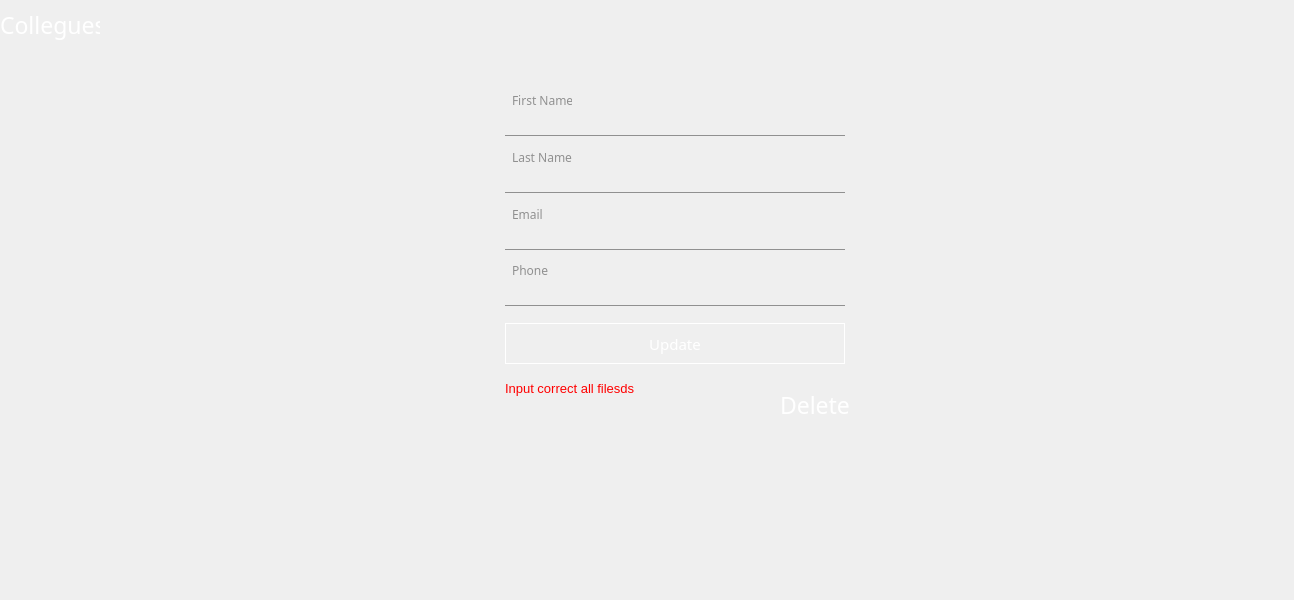
This is Views/Colleagues/UpdateCollegueView.ui in oleksandrmelnychenko/noltapp as Qt 5 draws it before an edit. The edited form follows.
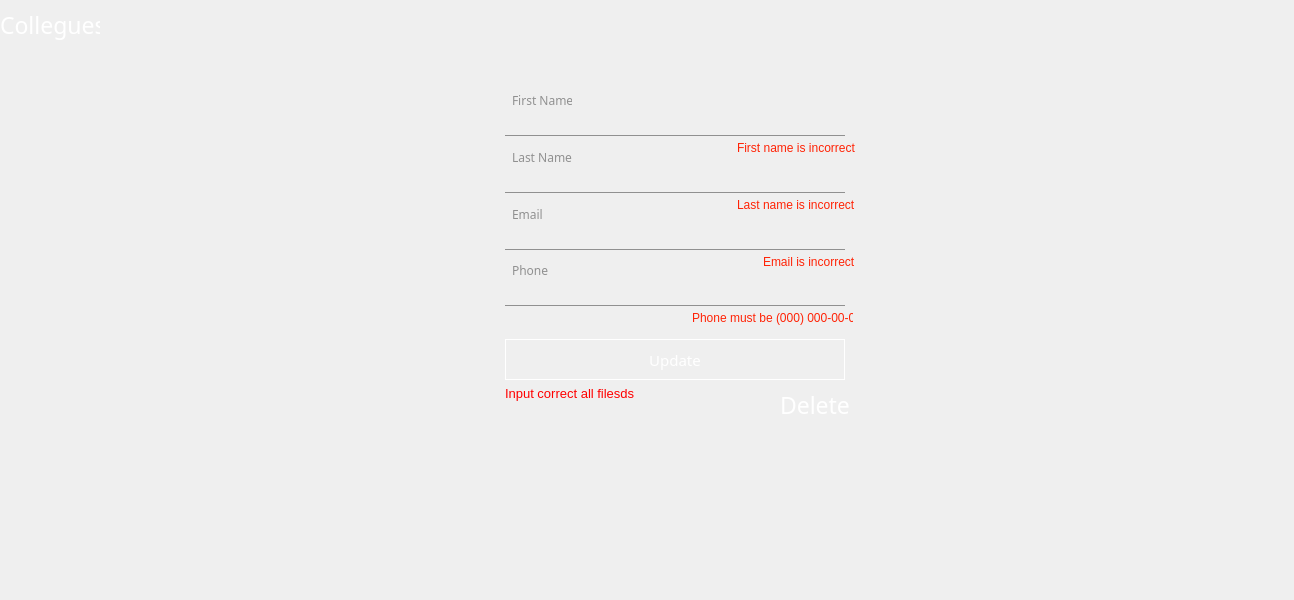
This is the edited form. Custom widgets are drawn as their Qt base class.

Commit message: Add validation message on fileds on Update colleague view

Diff of the .ui file:
```diff
--- a/Views/Colleagues/UpdateCollegueView.ui
+++ b/Views/Colleagues/UpdateCollegueView.ui
@@ -250,7 +250,7 @@
     <property name="geometry">
      <rect>
       <x>505</x>
-      <y>323</y>
+      <y>339</y>
       <width>340</width>
       <height>41</height>
      </rect>
@@ -308,7 +308,7 @@
     <property name="geometry">
      <rect>
       <x>505</x>
-      <y>380</y>
+      <y>385</y>
       <width>151</width>
       <height>16</height>
      </rect>
@@ -327,6 +327,94 @@
      <string>Input correct all filesds</string>
     </property>
    </widget>
+   <widget class="QLabel" name="lblIncorrectFirstName">
+    <property name="geometry">
+     <rect>
+      <x>737</x>
+      <y>140</y>
+      <width>121</width>
+      <height>16</height>
+     </rect>
+    </property>
+    <property name="font">
+     <font>
+      <family>Arial</family>
+     </font>
+    </property>
+    <property name="styleSheet">
+     <string notr="true">color:rgb(255,35,6);
+opacity: 0;</string>
+    </property>
+    <property name="text">
+     <string>First name is incorrect</string>
+    </property>
+   </widget>
+   <widget class="QLabel" name="lblIncorrectLastName">
+    <property name="geometry">
+     <rect>
+      <x>737</x>
+      <y>197</y>
+      <width>121</width>
+      <height>16</height>
+     </rect>
+    </property>
+    <property name="font">
+     <font>
+      <family>Arial</family>
+     </font>
+    </property>
+    <property name="styleSheet">
+     <string notr="true">color:rgb(255,35,6);
+opacity: 0;</string>
+    </property>
+    <property name="text">
+     <string>Last name is incorrect</string>
+    </property>
+   </widget>
+   <widget class="QLabel" name="lblIncorrectEmail">
+    <property name="geometry">
+     <rect>
+      <x>763</x>
+      <y>254</y>
+      <width>91</width>
+      <height>16</height>
+     </rect>
+    </property>
+    <property name="font">
+     <font>
+      <family>Arial</family>
+     </font>
+    </property>
+    <property name="styleSheet">
+     <string notr="true">color:rgb(255,35,6);
+opacity: 0;</string>
+    </property>
+    <property name="text">
+     <string>Email is incorrect</string>
+    </property>
+   </widget>
+   <widget class="QLabel" name="lblIncorrectPhone">
+    <property name="geometry">
+     <rect>
+      <x>692</x>
+      <y>310</y>
+      <width>161</width>
+      <height>16</height>
+     </rect>
+    </property>
+    <property name="font">
+     <font>
+      <family>Arial</family>
+     </font>
+    </property>
+    <property name="styleSheet">
+     <string notr="true">color:rgb(255,35,6);
+opacity: 0;</string>
+    </property>
+    <property name="text">
+     <string>Phone must be (000) 000-00-00</string>
+    </property>
+   </widget>
    <zorder>txtEditFirstName</zorder>
    <zorder>txtEditLastName</zorder>
    <zorder>txtEditEmail</zorder>
```
Left out of the diff: 4 changed lines with no effect on the pictures. The commit also changes 3 other files.
